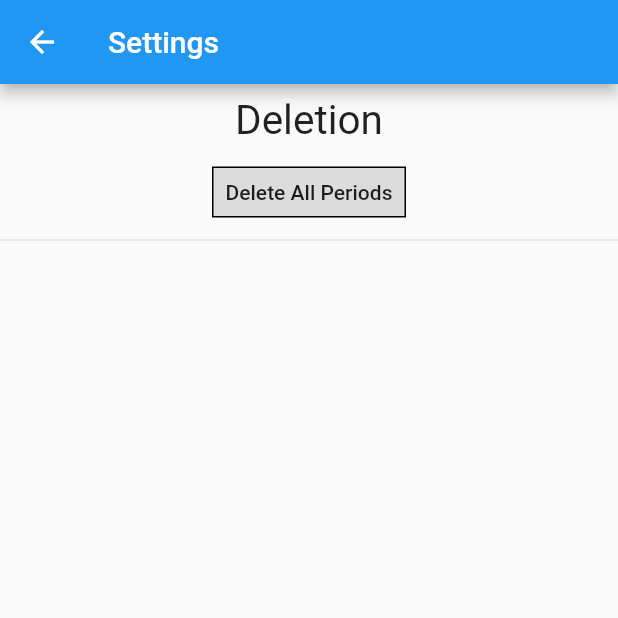
After one commit to OmarYM/Sapptest, a Flutter app: the screen it shows after launch, after a tap on the "settings" icon, on a phone screen of 412 x 824 dp, the top half of it. The commit adds this screen. Run offline on Flutter 3.47's test engine with Material 2 defaults, Android fonts, the phone set to English and light mode, and no system bars; our stand-ins replace shared_preferences, sqflite; missing offline and left inert: infinity_page_view; accounts and stored records are empty.

Commit message:
added misc changes

```diff
--- a/lib/PeriodInput.dart
+++ b/lib/PeriodInput.dart
@@ -116,7 +116,6 @@ class _PeriodInputsState extends State<PeriodInputs> {
           setState(() {
             courses = value;
              _course = courses.isEmpty ? null : courses[0];
-             print(_course.title);
           });
         }
       });
--- a/lib/main.dart
+++ b/lib/main.dart
@@ -22,11 +22,13 @@ class MyApp extends StatelessWidget {
         // Notice that the counter didn't reset back to zero; the application
         // is not restarted.
         primarySwatch: Colors.blue,
+        accentColor: Colors.red,
         // This makes the visual density adapt to the platform that you run
         // the app on. For desktop platforms, the controls will be smaller and
         // closer together (more dense) than on mobile platforms.
         visualDensity: VisualDensity.adaptivePlatformDensity,
       ),
+      darkTheme: ThemeData.dark(),
       home: MainPage()//MyHomePage(title: 'Flutter Demo Home Page'),
     );
   }
--- a/lib/mainPage.dart
+++ b/lib/mainPage.dart
@@ -1,4 +1,5 @@
 import 'package:Sapptest/periodslot.dart';
+import 'package:Sapptest/settingsPage.dart';
 import 'package:flutter/material.dart';
 import 'package:flutter/rendering.dart';
 import 'time.dart';
@@ -23,14 +24,17 @@ class _MainPageState extends State<MainPage> {
 
   @override
   void initState() {
+    upDirection = true;
+    flag = true;
+
     today = DateTime.now().weekday;
     page = InfinityPageController(initialPage: 0);
 
     dbperiods = DBHelperPeriod();
     dbcourses = DBHelperCourse();
 
-    dbperiods.deleteTable();
-    dbcourses.deleteTable();
+    //dbperiods.deleteTable();
+    //dbcourses.deleteTable();
 
     //dbcourses.createTable();
     //dbperiods.createTable();
@@ -46,21 +50,21 @@ class _MainPageState extends State<MainPage> {
   }
 
   refreshLists() {
-    setState(() {
     dbperiods.getPeriods().then((value) {
-        if (value.isNotEmpty) {
+      if (value != null) {
         setState(() {
           periods = value;
+          periods.sort();
         });
       }
     });
     dbcourses.getCourses().then((value) {
-        if (value.isNotEmpty) {
+      if (value != null) {
         setState(() {
           courses = value;
+          courses.sort((a, b) => a.title.compareTo(b.title));
         });
       }
-      });
     });
   }
 
@@ -80,13 +84,31 @@ class _MainPageState extends State<MainPage> {
     });
   }
 
+  Future navigateToSettingsPage(context) async {
+    Navigator.push(
+            context, MaterialPageRoute(builder: (context) => SettingsPage(parentContext: context)))
+        .then((value) {
+      refreshLists();
+    });
+  }
+
   @override
   Widget build(BuildContext context) {
     return ValueListenableBuilder(
         valueListenable: scrollCheck,
         builder: (context, bool upDirection, Widget child) {
           return Scaffold(
-            appBar: AppBar(title: Text('MainPage')),
+            appBar: AppBar(
+              title: Text('MainPage'),
+              actions: [
+                IconButton(
+                  icon: Icon(Icons.settings),
+                  onPressed: () {
+                    navigateToSettingsPage(context);
+                  },
+                )
+              ],
+            ),
             body: Column(
               children: [
                 Time(),
@@ -101,7 +123,7 @@ class _MainPageState extends State<MainPage> {
               ],
             ),
             floatingActionButton: AnimatedOpacity(
-          opacity: upDirection ? 0 : 1,
+              opacity: upDirection ? 1 : 0,
               duration: Duration(milliseconds: 300),
               child:
                   Column(mainAxisAlignment: MainAxisAlignment.end, children: [
@@ -117,11 +139,27 @@ class _MainPageState extends State<MainPage> {
                       onPressed: () {
                         navigateToPeriodPage(context);
                       },
-                          child: Text('P',
+                      child: Stack(children: [
+                        Text(
+                          'P',
+                          textAlign: TextAlign.center,
                           style: TextStyle(
+                            fontSize: 23,
+                            foreground: Paint()
+                              ..style = PaintingStyle.stroke
+                              ..strokeWidth = 2
+                              ..color = Colors.black,
+                          ),
+                        ),
+                        Text(
+                          "P",
+                          textAlign: TextAlign.center,
+                          style: TextStyle(
+                            fontSize: 23,
                             color: Colors.white,
-                                  fontWeight: FontWeight.bold,
-                                  fontSize: 20)),
+                          ),
+                        ),
+                      ]),
                     ),
                   ],
                 ),
@@ -138,12 +176,28 @@ class _MainPageState extends State<MainPage> {
                       onPressed: () {
                         navigateToCoursePage(context);
                       },
-                          child: Text('C',
+                      child: Stack(children: [
+                        Text(
+                          'C',
+                          textAlign: TextAlign.center,
                           style: TextStyle(
+                            fontSize: 23,
+                            foreground: Paint()
+                              ..style = PaintingStyle.stroke
+                              ..strokeWidth = 2
+                              ..color = Colors.black,
+                          ),
+                        ),
+                        Text(
+                          "C",
+                          textAlign: TextAlign.center,
+                          style: TextStyle(
+                            fontSize: 23,
                             color: Colors.white,
-                                  fontWeight: FontWeight.bold,
-                                  fontSize: 20)),
                           ),
+                        ),
+                      ]),
+                    )
                   ],
                 ),
               ]),
@@ -173,7 +227,7 @@ class ButtonSubtitle extends StatelessWidget {
         decoration: BoxDecoration(
           border: Border.all(color: Colors.black12),
           borderRadius: BorderRadius.all(Radius.circular(5)),
-          color: Colors.black12,
+          //color: Colors.black12,
         ),
         child: Padding(
           padding: const EdgeInsets.all(3.0),
--- /dev/null
+++ b/lib/settingsPage.dart
@@ -0,0 +1,60 @@
+import 'package:Sapptest/userdata.dart';
+import 'package:flutter/material.dart';
+
+class SettingsPage extends StatefulWidget {
+  final parentContext;
+  SettingsPage({Key key, this.parentContext}) : super(key: key);
+
+  @override
+  _SettingsPageState createState() => _SettingsPageState();
+}
+
+class _SettingsPageState extends State<SettingsPage> {
+  var state;
+
+  @override
+  void initState() {
+    state = Theme.of(widget.parentContext).brightness == Brightness.light
+        ? true
+        : false;
+
+    super.initState();
+  }
+
+  @override
+  Widget build(BuildContext context) {
+    return Scaffold(
+      appBar: AppBar(
+        title: Text("Settings"),
+      ),
+      body: ListView(children: [
+        Padding(
+          padding: const EdgeInsets.all(8.0),
+          child: Text(
+            'Deletion',
+            textAlign: TextAlign.center,
+            style: TextStyle(
+              fontSize: 27,
+            ),
+          ),
+        ),
+        Container(
+          width: 150,
+          child: FlatButton(
+              child: Container(
+                padding: EdgeInsets.all(8),
+                child: Text('Delete All Periods'),
+                decoration: BoxDecoration(
+                  border: Border.all(color: Colors.black),
+                  color: Colors.black12,
+                ),
+              ),
+              onPressed: () {
+                dbperiods.deleteTable();
+              }),
+        ),
+        Divider(),
+      ]),
+    );
+  }
+}
--- a/lib/time.dart
+++ b/lib/time.dart
@@ -35,11 +35,12 @@ class _TimeState extends State<Time> with TickerProviderStateMixin {
 
   @override
   Widget build(BuildContext context) {
+    var width = MediaQuery.of(context).size.width;
     return Container(
       alignment: Alignment.topCenter,
       child: Padding(
         padding: const EdgeInsets.all(8.0),
-        child: Text(_timeString, style: TextStyle(fontSize: 60, fontWeight: FontWeight.bold,),),
+        child: Text(_timeString, style: TextStyle(fontSize: width/7, fontWeight: FontWeight.bold,),),
       ),
     );
   }
--- a/pubspec.yaml
+++ b/pubspec.yaml
@@ -25,7 +25,6 @@ dependencies:
     sdk: flutter
 
   shared_preferences:  ^0.5.7
-  datetime_picker_formfield: ^0.1.1
   sqflite: any
   path_provider: any
   infinity_page_view: ^1.0.0
```
Also changed, not shown: lib/period.dart (+51 -1 lines), lib/periodslot.dart (+6 -1 lines), lib/userdata.dart (+6 -1 lines), pubspec.lock, 4 other files. Lines whose indentation alone changed are shown as unchanged.
